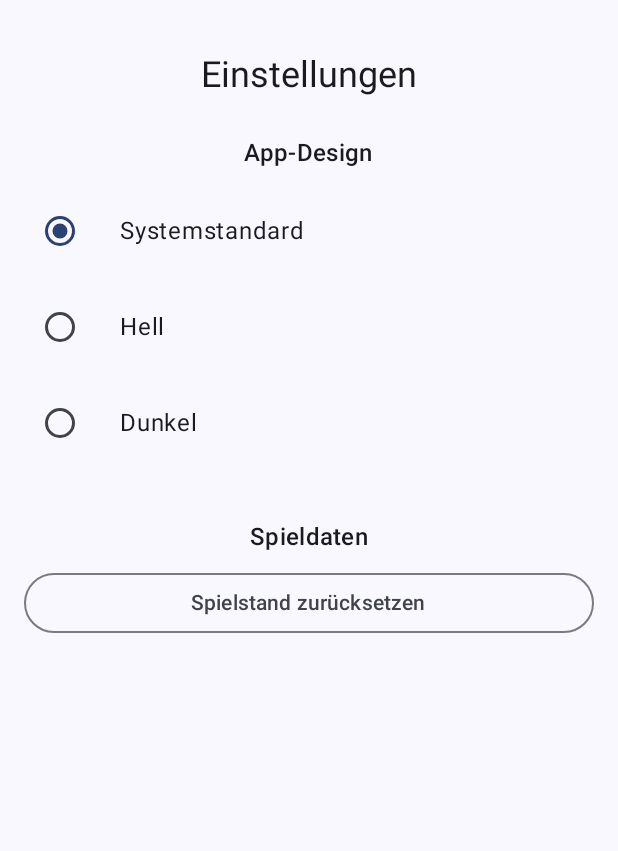
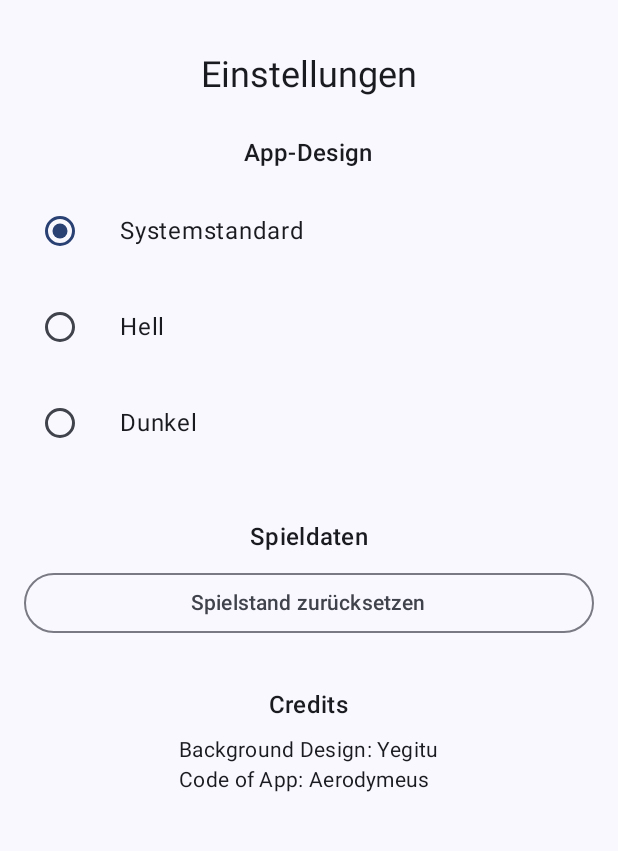
Before and after one commit to Aerodymeus/AerpClicker, an Android app built with Jetpack Compose: the screen it shows after launch (UI), after a tap on "Einstellungen", on a phone screen of 412 x 824 dp, the part 69-920 px from its top. Run offline under Robolectric (Android 15) with nearby library versions, the light colour scheme and no system bars.

Commit message:
Feat: Add credits section and update app version
This commit adds a new "Credits" section to the Options screen and bumps the application version. It also enables minification for release builds.

Key changes:
- **Features:**
    - Added a "Credits" section to the `OptionsScreen` in `UI.kt`.
    - Added new string resources for the credits title and text in both German (`values/strings.xml`) and English (`values-en/strings.xml`).
- **Build Configuration:**
    - Updated `versionCode` from `9` to `12` in `app/build.gradle.kts`.
    - Updated `versionName` from `"0.2.1"` to `"0.2.2"` in `app/build.gradle.kts`.
    - Enabled `isMinifyEnabled = true` for release builds to reduce app size.
    - Set `ndk.debugSymbolLevel = "FULL"` for release builds.

```diff
--- a/app/src/main/java/dev/aerodymeus/aerpclicker/ui/UI.kt
+++ b/app/src/main/java/dev/aerodymeus/aerpclicker/ui/UI.kt
@@ -181,14 +181,29 @@ fun OptionsScreen(
                     TextButton(
                         onClick = { showResetConfirmationDialog = false }
                     ) {
-                        Text(stringResource(R.string.reset_dialog_dismiss_button))
+                        Text(
+                            text=stringResource(R.string.reset_dialog_dismiss_button),
+                        )
                     }
                 }
             )
+        }
             // Hier könntest du weitere Optionen hinzufügen
             // Spacer(Modifier.height(24.dp))
             // Text("Weitere Option...")
-        }
+        Spacer(Modifier.height(32.dp)) // Abstand hinzufügen
+
+        Text(
+            text=stringResource(R.string.credits_title),
+            style = MaterialTheme.typography.titleMedium,
+            modifier = Modifier.padding(bottom = 8.dp)
+        )
+        Text(
+            text=stringResource(R.string.credits_text),
+            style = MaterialTheme.typography.bodyMedium,
+            modifier = Modifier.padding(bottom = 8.dp)
+        )
+
     }
 }
 
--- a/app/src/main/res/values/strings.xml
+++ b/app/src/main/res/values/strings.xml
@@ -112,5 +112,7 @@
     <string name="reset_dialog_message">Möchtest du deinen gesamten Spielfortschritt wirklich unwiderruflich löschen? Alle Aerps und Upgrades gehen verloren.</string>
     <string name="reset_dialog_confirm_button">Zurücksetzen</string>
     <string name="reset_dialog_dismiss_button">Abbrechen</string>
+    <string name="credits_title">Credits</string>
+    <string name="credits_text">Background Design: Yegitu\nCode of App: Aerodymeus</string>
 
 </resources>
```
Also changed, not shown: app/build.gradle.kts (+4 -3 lines), 2 other files.
